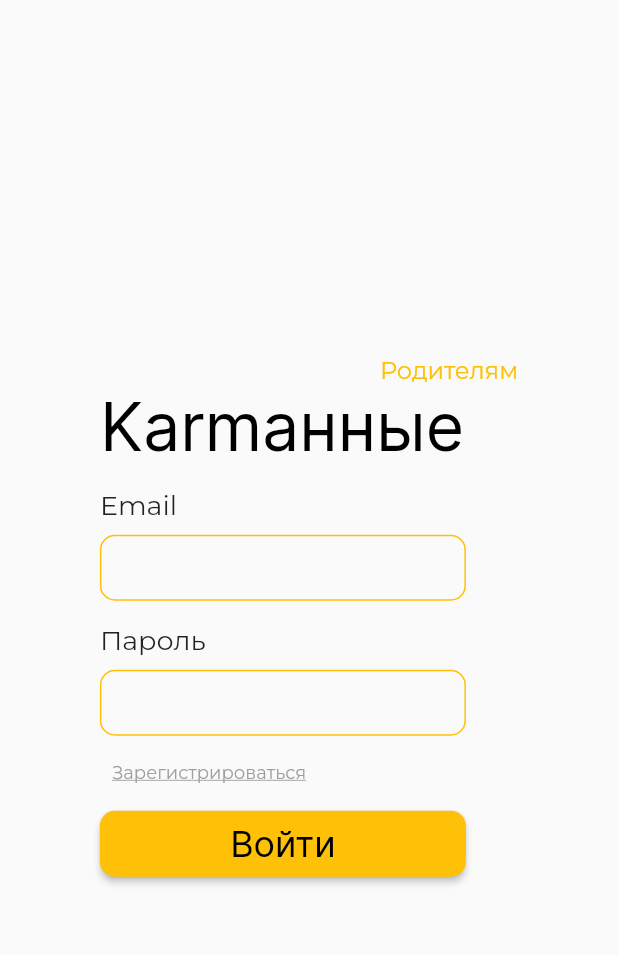
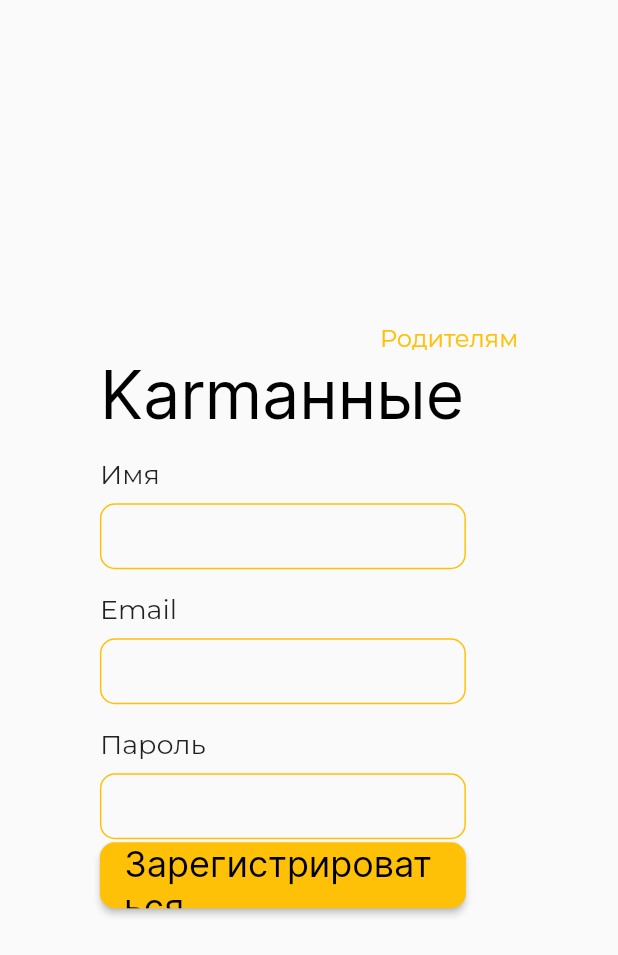
Before and after one commit to ThursdayWitness/Karmannie, a Flutter app: the LoginParent screen opened directly, after a tap on "Зарегистрироваться", on a phone screen of 412 x 824 dp. Shown: the top 955 px of the screen. Run offline on Flutter 3.47's test engine with Material 2 defaults, Android fonts, the phone set to English and light mode, and no system bars; our stand-ins replace firebase_auth, firebase_core; accounts and stored records are empty; generated files the repository leaves out were written again.

Commit message:
Начал реализацию авторизации пользователя

```diff
--- a/lib/pages/login_page.dart
+++ b/lib/pages/login_page.dart
@@ -1,7 +1,9 @@
+import "package:firebase_core/firebase_core.dart";
 import "package:flutter/material.dart";
 import 'package:firebase_auth/firebase_auth.dart';
 
 import "../dbUtils.dart";
+import "../firebase_options.dart";
 import "../ui/input_field.dart";
 import "../ui/nav_button.dart";
 import "../ui/popupWindow.dart";
@@ -11,38 +13,63 @@ import "./parentPage.dart";
 class StartPage extends StatelessWidget {
   const StartPage({Key? key}) : super(key: key);
 
+  Future<FirebaseApp> _initializeFirebase() async {
+    FirebaseApp firebaseApp = await Firebase.initializeApp(
+      options: DefaultFirebaseOptions.currentPlatform,
+    );
+    return firebaseApp;
+  }
+
   @override
   Widget build(BuildContext context) {
     return Scaffold(
-        body: Center(
+        body: FutureBuilder(
+            future: _initializeFirebase(),
+            builder: (context, snapshot) {
+              if (snapshot.connectionState == ConnectionState.done) {
+                return Center(
                   child: Column(
                     mainAxisAlignment: MainAxisAlignment.center,
                     mainAxisSize: MainAxisSize.max,
                     children: [
-          Text("Karmaнные", style: Theme.of(context).textTheme.displayLarge),
+                      Text("Karmaнные",
+                          style: Theme.of(context).textTheme.displayLarge),
                       NavButton(
                           child: "Я родитель",
-              action: () => Navigator.of(context).push(
-                  MaterialPageRoute(builder: (context) => LoginParent()))),
+                          action: () {
+                            Navigator.of(context).push(MaterialPageRoute(
+                                builder: (context) => LoginParent()));
+                            // getParent("Батя").then((parent) =>
+                            //     Navigator.of(context).push(MaterialPageRoute(
+                            //         builder: (context) =>
+                            //             ParentTasks(parent: parent))));
+                          }),
                       NavButton(
                           child: "Я ребёнок",
                           action: () => Navigator.of(context).push(
-                  MaterialPageRoute(builder: (context) => LoginChild()))),
+                              MaterialPageRoute(
+                                  builder: (context) => LoginChild()))),
                     ],
                   ),
-    ));
+                );
+              }
+              return const Center(
+                child: CircularProgressIndicator(),
+              );
+            }));
   }
 }
 
 class LoginParent extends StatelessWidget {
   LoginParent({Key? key}) : super(key: key);
 
-  final loginController = TextEditingController();
+  final emailController = TextEditingController();
   final passwordController = TextEditingController();
+  final _formKey = GlobalKey<FormState>();
 
   @override
   void dispose() {
-    loginController.dispose();
+    emailController.dispose();
     passwordController.dispose();
     // super.dispose();
   }
@@ -53,6 +80,8 @@ class LoginParent extends StatelessWidget {
       body: Center(
         child: Padding(
           padding: const EdgeInsets.all(66.6),
+          child: Form(
+            key: _formKey,
             child: Column(
               mainAxisSize: MainAxisSize.max,
               mainAxisAlignment: MainAxisAlignment.center,
@@ -66,14 +95,17 @@ class LoginParent extends StatelessWidget {
                     style: Theme.of(context).textTheme.displayLarge),
                 InputBlock(
                   label: "Email",
-                controller: loginController,
+                  controller: emailController,
                 ),
                 InputBlock(
                   label: "Пароль",
                   controller: passwordController,
                 ),
                 TextButton(
-                  onPressed: () {},
+                    onPressed: () {
+                      Navigator.of(context).push(MaterialPageRoute(
+                          builder: (context) => RegisterParent()));
+                    },
                     child: const Text("Зарегистрироваться",
                         style: TextStyle(
                             color: Colors.grey,
@@ -97,6 +129,76 @@ class LoginParent extends StatelessWidget {
             ),
           ),
         ),
+      ),
+    );
+  }
+}
+
+class RegisterParent extends StatelessWidget {
+  RegisterParent({Key? key}) : super(key: key);
+
+  final emailController = TextEditingController();
+  final passwordController = TextEditingController();
+  final nameController = TextEditingController();
+  final _formKey = GlobalKey<FormState>();
+
+  @override
+  void dispose() {
+    emailController.dispose();
+    passwordController.dispose();
+    nameController.dispose();
+    // super.dispose();
+  }
+
+  @override
+  Widget build(BuildContext context) {
+    return Scaffold(
+      body: Center(
+        child: Padding(
+          padding: const EdgeInsets.all(66.6),
+          child: Form(
+            key: _formKey,
+            child: Column(
+              mainAxisSize: MainAxisSize.max,
+              mainAxisAlignment: MainAxisAlignment.center,
+              crossAxisAlignment: CrossAxisAlignment.start,
+              children: [
+                const Align(
+                    alignment: Alignment.topRight,
+                    child: Text("Родителям",
+                        style: TextStyle(color: Colors.amber, fontSize: 16))),
+                Text("Karmaнные",
+                    style: Theme.of(context).textTheme.displayLarge),
+                InputBlock(
+                  label: "Имя",
+                  controller: nameController,
+                ),
+                InputBlock(
+                  label: "Email",
+                  controller: emailController,
+                ),
+                InputBlock(
+                  label: "Пароль",
+                  controller: passwordController,
+                ),
+                ElevatedButton(
+                  style: ElevatedButton.styleFrom(
+                      fixedSize: const Size(244, 44),
+                      textStyle:
+                          const TextStyle(fontFamily: "Inter", fontSize: 24),
+                      shape: RoundedRectangleBorder(
+                          borderRadius: BorderRadius.circular(10))),
+                  onPressed: () async {
+                    registerUser(emailController.text, passwordController.text,
+                        nameController.text).whenComplete(() => Navigator.of(context).pop());
+                  },
+                  child: const Text("Зарегистрироваться"),
+                ),
+              ],
+            ),
+          ),
+        ),
+      ),
     );
   }
 }
@@ -105,6 +207,12 @@ class LoginChild extends StatelessWidget {
   LoginChild({Key? key}) : super(key: key);
 
   final codeController = TextEditingController();
+
+  @override
+  void dispose() {
+    codeController.dispose();
+    // super.dispose();
+  }
 
   @override
   Widget build(BuildContext context) {
@@ -146,7 +254,7 @@ class LoginChild extends StatelessWidget {
                     shape: RoundedRectangleBorder(
                         borderRadius: BorderRadius.circular(10))),
                 onPressed: () async {
-                  var child = await getChild(codeController.text);
+                  var child = await getChildByCode(codeController.text);
                   Navigator.of(context).push(MaterialPageRoute(
                       builder: (context) => ChildTasks(child: child)));
                 },
@@ -159,3 +267,53 @@ class LoginChild extends StatelessWidget {
     );
   }
 }
+
+Future<String?> loginUser(String email, String password) async {
+  try {
+    UserCredential userCredential = await FirebaseAuth.instance
+        .signInWithEmailAndPassword(email: email, password: password);
+  } on FirebaseAuthException catch (e) {
+    if (e.code == 'user-not-found') {
+      print('No user found for that email.');
+    } else if (e.code == 'wrong-password') {
+      print('Wrong password provided for that user.');
+    }
+  }
+  return null;
+}
+
+Future<String?> registerUser(String email, String password, String name) async {
+  try {
+    await FirebaseAuth.instance
+        .createUserWithEmailAndPassword(email: email, password: password)
+        .then((value) => value.user!.updateDisplayName(name));
+  } on FirebaseAuthException catch (e) {
+    if (e.code == 'weak-password') {
+      print('The password provided is too weak.');
+    } else if (e.code == 'email-already-in-use') {
+      print('The account already exists for that email.');
+    }
+  } catch (e) {
+    print(e);
+  }
+  return null;
+}
+
+void listenToLogin() {
+  FirebaseAuth.instance.userChanges().listen((User? user) {
+    if (user == null) {
+      print('User is currently signed out!');
+    } else {
+      print('User is signed in!');
+    }
+  });
+}
+
+Future<String?> signOut() async {
+  try {
+    await FirebaseAuth.instance.signOut();
+    return null;
+  } on FirebaseAuthException catch (ex) {
+    return "${ex.code}: ${ex.message}";
+  }
+}
--- a/lib/ui/input_field.dart
+++ b/lib/ui/input_field.dart
@@ -19,7 +19,7 @@ class InputBlock extends StatelessWidget {
               style: const TextStyle(fontSize: 18, fontFamily: "Montserrat"),
             ),
           ),
-        TextField(
+        TextFormField(
             controller: controller,
             decoration: InputDecoration(
               isDense: true,
```
Also changed, not shown: lib/main.dart (+1 -6 lines). Lines whose indentation alone changed are shown as unchanged.
